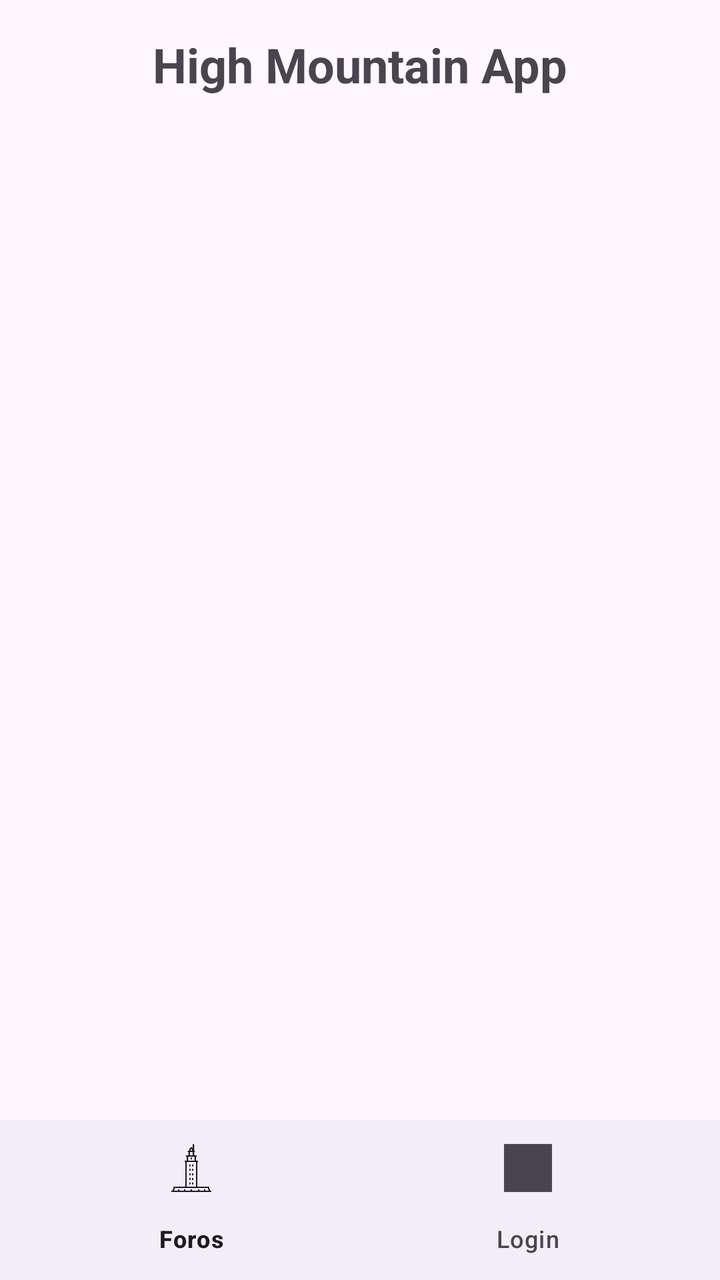
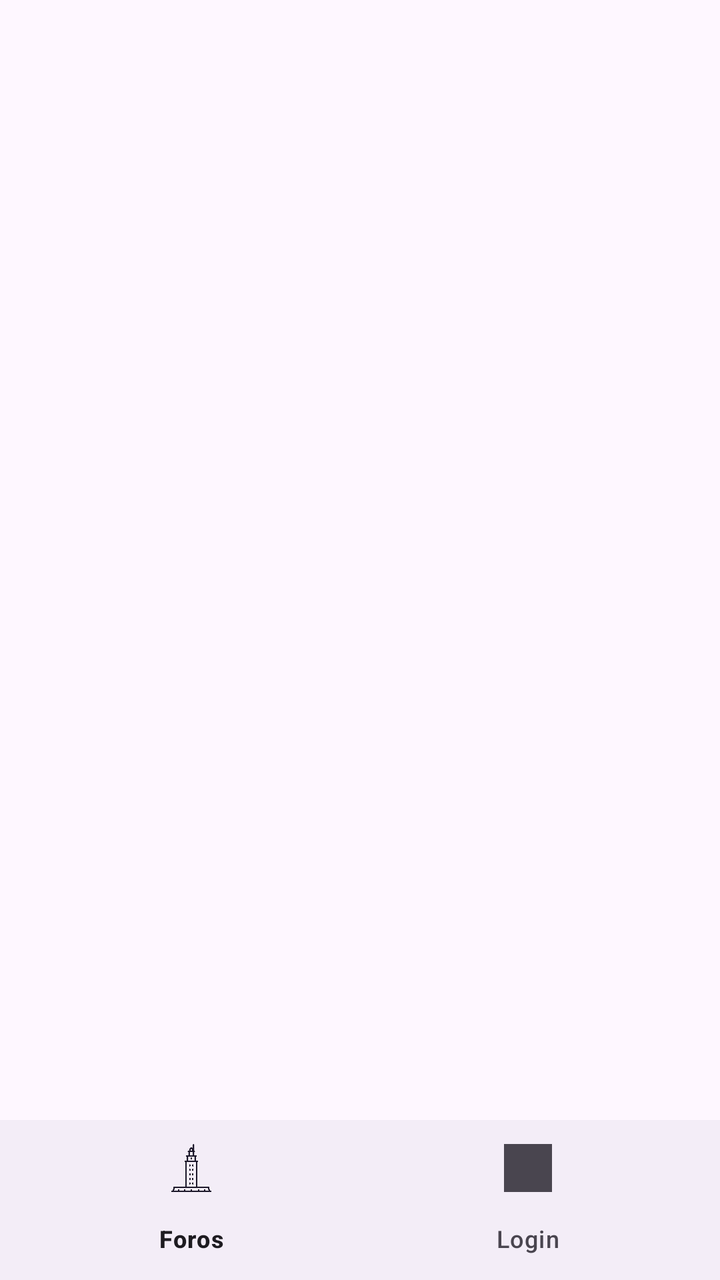

Before-and-after screenshots of an Android layout around one commit, followed by the original layout XML and the change that was made.
<!-- AndroidManifest.xml: application theme Theme.FerrolApp -->
<!-- res/layout/activity_main.xml -->
<?xml version="1.0" encoding="utf-8"?>
<androidx.constraintlayout.widget.ConstraintLayout
    xmlns:android="http://schemas.android.com/apk/res/android"
    xmlns:app="http://schemas.android.com/apk/res-auto"
    xmlns:tools="http://schemas.android.com/tools"
    android:id="@+id/main"
    android:layout_width="match_parent"
    android:layout_height="match_parent"
    tools:context=".MainActivity">


    <TextView
        android:id="@+id/title"
        android:layout_width="wrap_content"
        android:layout_height="wrap_content"
        android:text="High Mountain App"
        android:textSize="24sp"
        android:textStyle="bold"
        app:layout_constraintTop_toTopOf="parent"
        app:layout_constraintStart_toStartOf="parent"
        app:layout_constraintEnd_toEndOf="parent"
        android:layout_marginTop="16dp"/>


    <androidx.fragment.app.FragmentContainerView
        android:id="@+id/fragmentContainer"
        android:layout_width="0dp"
        android:layout_height="0dp"
        app:layout_constraintTop_toBottomOf="@id/title"
        app:layout_constraintBottom_toTopOf="@id/bottomNavigationView"
        app:layout_constraintStart_toStartOf="parent"
        app:layout_constraintEnd_toEndOf="parent"
        />

    <com.google.android.material.bottomnavigation.BottomNavigationView
        android:id="@+id/bottomNavigationView"
        android:layout_width="0dp"
        android:layout_height="wrap_content"
        app:layout_constraintBottom_toBottomOf="parent"
        app:layout_constraintStart_toStartOf="parent"
        app:layout_constraintEnd_toEndOf="parent"
        app:menu="@layout/bottom_nav_menu"/>
</androidx.constraintlayout.widget.ConstraintLayout>
<!-- res/layout/bottom_nav_menu.xml (included above) -->
<?xml version="1.0" encoding="utf-8"?>
<menu xmlns:android="http://schemas.android.com/apk/res/android">

    <item
        android:id="@+id/nav_main"
        android:title="Foros"
        android:icon="@drawable/ic_home"/>

    <item
        android:id="@+id/nav_login"
        android:title="Login"
        android:icon="@drawable/ic_login"/>
</menu>
<!-- resources referenced by this layout -->
<resources>
  <!-- drawable ic_home: png bitmap (drawable, 5332 bytes) -->
  <!-- drawable ic_login: jpg bitmap (drawable, 9551 bytes) -->
  <style name="Theme.FerrolApp" parent="Base.Theme.FerrolApp" />
  <style name="Base.Theme.FerrolApp" parent="Theme.Material3.DayNight.NoActionBar">
          
          
      </style>
</resources>

<!-- the commit's change to res/layout/activity_main.xml (unified diff, before → after) -->
@@ -9,24 +9,14 @@
     tools:context=".MainActivity">
 
 
-    <TextView
-        android:id="@+id/title"
-        android:layout_width="wrap_content"
-        android:layout_height="wrap_content"
-        android:text="High Mountain App"
-        android:textSize="24sp"
-        android:textStyle="bold"
-        app:layout_constraintTop_toTopOf="parent"
-        app:layout_constraintStart_toStartOf="parent"
-        app:layout_constraintEnd_toEndOf="parent"
-        android:layout_marginTop="16dp"/>
+
 
 
     <androidx.fragment.app.FragmentContainerView
         android:id="@+id/fragmentContainer"
         android:layout_width="0dp"
         android:layout_height="0dp"
-        app:layout_constraintTop_toBottomOf="@id/title"
+        app:layout_constraintTop_toTopOf="parent"
         app:layout_constraintBottom_toTopOf="@id/bottomNavigationView"
         app:layout_constraintStart_toStartOf="parent"
         app:layout_constraintEnd_toEndOf="parent"
